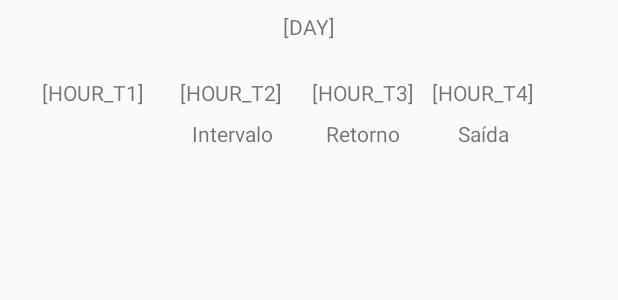
After one commit to PedroRTeles/CheckIn-QaRd, an Android app: the layout history_list.xml on its own in the app's theme, with its tools: preview values and no code run, on a phone screen of 412 x 824 dp. The commit adds this screen. Shown: the top 300 px of the screen. Run offline under Robolectric (Android 15) with nearby library versions, the phone set to English and light mode, and no system bars; network calls fail.

Commit message:
Create history list layout

```diff
--- /dev/null
+++ b/app/src/main/res/layout/history_list.xml
@@ -0,0 +1,130 @@
+<?xml version="1.0" encoding="utf-8"?>
+<LinearLayout xmlns:app="http://schemas.android.com/apk/res-auto"
+    android:orientation="vertical"
+    xmlns:android="http://schemas.android.com/apk/res/android"
+    xmlns:tools="http://schemas.android.com/tools"
+    android:layout_width="match_parent"
+    android:layout_height="match_parent">
+
+    <android.support.constraint.ConstraintLayout
+        android:layout_width="match_parent"
+        android:layout_height="match_parent">
+
+        <TextView
+            android:id="@+id/txtDay"
+            android:layout_width="wrap_content"
+            android:layout_height="0dp"
+            android:layout_marginEnd="8dp"
+            android:layout_marginLeft="8dp"
+            android:layout_marginRight="8dp"
+            android:layout_marginStart="8dp"
+            android:layout_marginTop="8dp"
+            android:text="[DAY]"
+            app:layout_constraintEnd_toEndOf="parent"
+            app:layout_constraintStart_toStartOf="parent"
+            app:layout_constraintTop_toTopOf="parent" />
+
+        <TextView
+            android:id="@+id/txtHourT1"
+            android:layout_width="wrap_content"
+            android:layout_height="wrap_content"
+            android:layout_marginLeft="28dp"
+            android:layout_marginStart="28dp"
+            android:layout_marginTop="52dp"
+            android:text="[HOUR_T1]"
+            app:layout_constraintStart_toStartOf="parent"
+            app:layout_constraintTop_toTopOf="parent" />
+
+        <TextView
+            android:id="@+id/textView5"
+            android:layout_width="wrap_content"
+            android:layout_height="wrap_content"
+            android:layout_marginEnd="8dp"
+            android:layout_marginLeft="8dp"
+            android:layout_marginRight="8dp"
+            android:layout_marginStart="8dp"
+            android:layout_marginTop="32dp"
+            android:text="@string/entrance"
+            app:layout_constraintBottom_toBottomOf="@+id/txtHourT1"
+            app:layout_constraintEnd_toEndOf="@+id/txtHourT1"
+            app:layout_constraintStart_toStartOf="@+id/txtHourT1"
+            app:layout_constraintTop_toTopOf="@+id/txtHourT1"
+            app:layout_constraintVertical_bias="0.125" />
+
+        <TextView
+            android:id="@+id/txtHourT2"
+            android:layout_width="wrap_content"
+            android:layout_height="wrap_content"
+            android:layout_marginLeft="120dp"
+            android:layout_marginStart="120dp"
+            android:layout_marginTop="52dp"
+            android:text="[HOUR_T2]"
+            app:layout_constraintStart_toStartOf="parent"
+            app:layout_constraintTop_toTopOf="parent" />
+
+        <TextView
+            android:id="@+id/textView7"
+            android:layout_width="wrap_content"
+            android:layout_height="wrap_content"
+            android:layout_marginEnd="8dp"
+            android:layout_marginLeft="8dp"
+            android:layout_marginRight="8dp"
+            android:layout_marginStart="8dp"
+            android:layout_marginTop="8dp"
+            android:text="@string/interval"
+            app:layout_constraintEnd_toEndOf="@+id/txtHourT2"
+            app:layout_constraintHorizontal_bias="0.0"
+            app:layout_constraintStart_toStartOf="@+id/txtHourT2"
+            app:layout_constraintTop_toBottomOf="@+id/txtHourT2" />
+
+        <TextView
+            android:id="@+id/txtHourT3"
+            android:layout_width="wrap_content"
+            android:layout_height="wrap_content"
+            android:layout_marginLeft="208dp"
+            android:layout_marginStart="208dp"
+            android:layout_marginTop="52dp"
+            android:text="[HOUR_T3]"
+            app:layout_constraintStart_toStartOf="parent"
+            app:layout_constraintTop_toTopOf="parent" />
+
+        <TextView
+            android:id="@+id/textView9"
+            android:layout_width="wrap_content"
+            android:layout_height="18dp"
+            android:layout_marginEnd="8dp"
+            android:layout_marginLeft="8dp"
+            android:layout_marginRight="8dp"
+            android:layout_marginStart="8dp"
+            android:layout_marginTop="8dp"
+            android:text="@string/back"
+            app:layout_constraintEnd_toEndOf="@+id/txtHourT3"
+            app:layout_constraintStart_toStartOf="@+id/txtHourT3"
+            app:layout_constraintTop_toBottomOf="@+id/txtHourT3" />
+
+        <TextView
+            android:id="@+id/txtHourT4"
+            android:layout_width="wrap_content"
+            android:layout_height="wrap_content"
+            android:layout_marginLeft="288dp"
+            android:layout_marginStart="288dp"
+            android:layout_marginTop="52dp"
+            android:text="[HOUR_T4]"
+            app:layout_constraintStart_toStartOf="parent"
+            app:layout_constraintTop_toTopOf="parent" />
+
+        <TextView
+            android:id="@+id/textView11"
+            android:layout_width="wrap_content"
+            android:layout_height="wrap_content"
+            android:layout_marginEnd="8dp"
+            android:layout_marginLeft="8dp"
+            android:layout_marginRight="8dp"
+            android:layout_marginStart="8dp"
+            android:layout_marginTop="8dp"
+            android:text="@string/exit"
+            app:layout_constraintEnd_toEndOf="@+id/txtHourT4"
+            app:layout_constraintStart_toStartOf="@+id/txtHourT4"
+            app:layout_constraintTop_toBottomOf="@+id/txtHourT4" />
+    </android.support.constraint.ConstraintLayout>
+</LinearLayout>
--- a/app/src/main/res/values/strings.xml
+++ b/app/src/main/res/values/strings.xml
@@ -4,4 +4,8 @@
     <string name="history">Histórico</string>
     <string name="next_card">PRÓXIMO CARTÃO:</string>
     <string name="loading">Carregando…</string>
+    <string name="entrance">Entrada</string>
+    <string name="interval">Intervalo</string>
+    <string name="back">Retorno</string>
+    <string name="exit">Saída</string>
 </resources>
```
